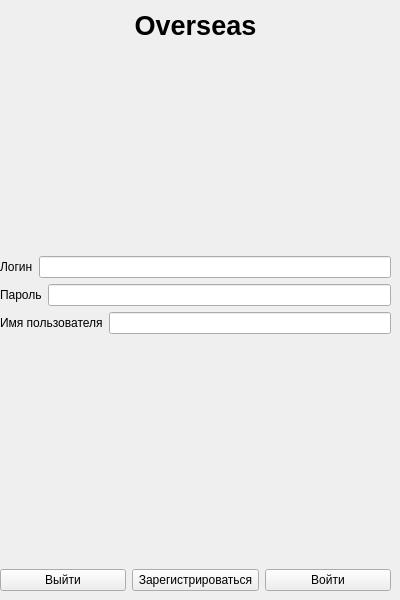
mertismk/ChatWithForeigners, file OverseasClient/client/authorizationform.ui: the form before one commit.
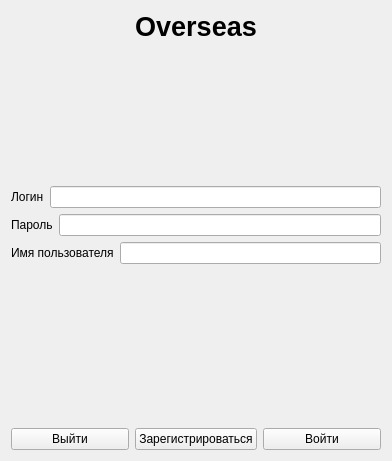
The form after the commit.

```diff
--- a/OverseasClient/client/authorizationform.ui
+++ b/OverseasClient/client/authorizationform.ui
@@ -6,22 +6,15 @@
    <rect>
     <x>0</x>
     <y>0</y>
-    <width>400</width>
-    <height>600</height>
+    <width>392</width>
+    <height>461</height>
    </rect>
   </property>
   <property name="windowTitle">
    <string>Enter in Overseas</string>
   </property>
-  <widget class="QWidget" name="verticalLayoutWidget">
-   <property name="geometry">
-    <rect>
-     <x>0</x>
-     <y>10</y>
-     <width>391</width>
-     <height>581</height>
-    </rect>
-   </property>
+  <layout class="QHBoxLayout" name="horizontalLayout">
+   <item>
    <layout class="QVBoxLayout" name="verticalLayout">
     <item>
      <widget class="QLabel" name="Title_label">
@@ -149,7 +142,8 @@
      </layout>
     </item>
    </layout>
-  </widget>
+   </item>
+  </layout>
  </widget>
  <resources/>
  <connections/>
```
Lines whose indentation alone changed are shown as unchanged.
